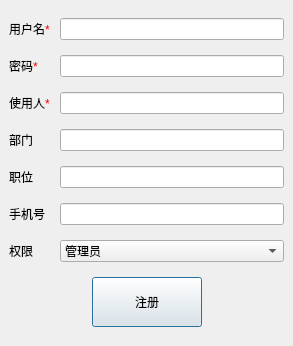
Qt form digitalIntegration/RegisterDialog.ui (jiaqingguo/DI) before a commit.
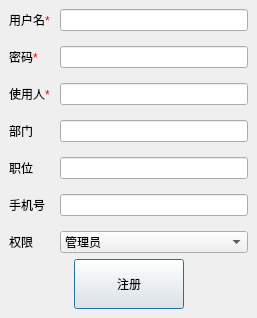
The same form after that commit.

```diff
--- a/digitalIntegration/RegisterDialog.ui
+++ b/digitalIntegration/RegisterDialog.ui
@@ -9,8 +9,8 @@
    <rect>
     <x>0</x>
     <y>0</y>
-    <width>293</width>
-    <height>346</height>
+    <width>257</width>
+    <height>308</height>
    </rect>
   </property>
   <property name="minimumSize">
@@ -19,6 +19,12 @@
     <height>0</height>
    </size>
   </property>
+  <property name="maximumSize">
+   <size>
+    <width>300</width>
+    <height>350</height>
+   </size>
+  </property>
   <property name="windowTitle">
    <string>Dialog</string>
   </property>
```
Left out of the diff: 6 changed lines with no effect on the pictures.
